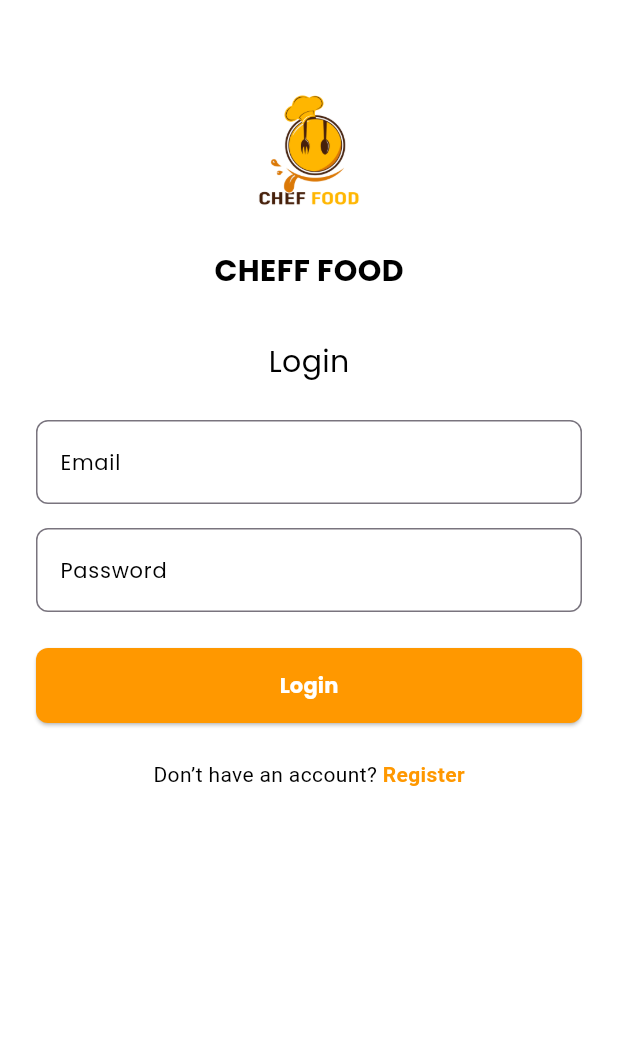
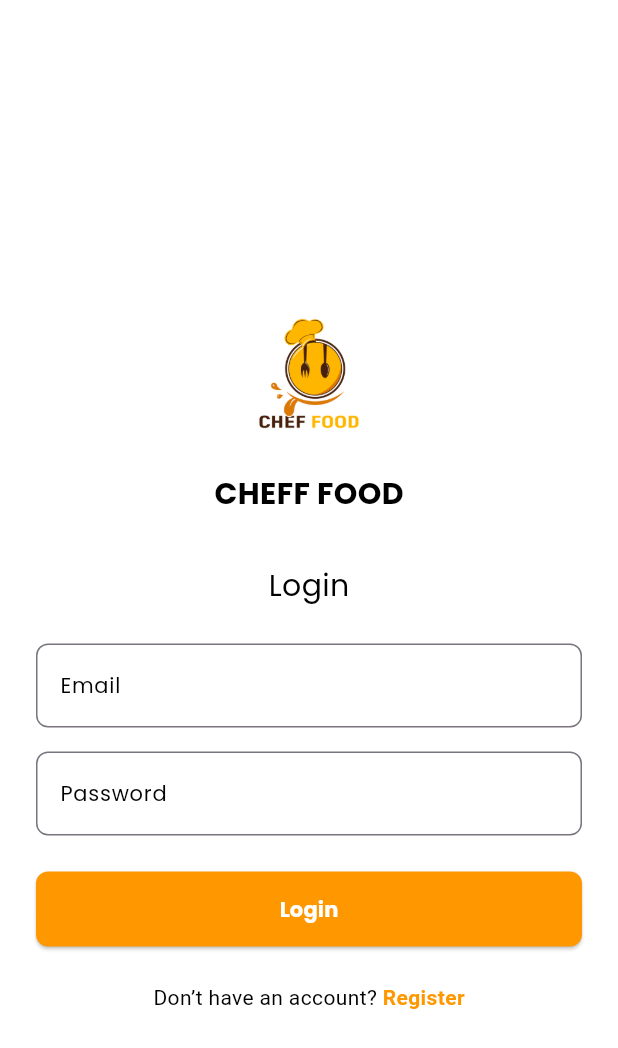
Before and after one commit to syahelel/e-pesan-resto, a Flutter app: the screen it shows after launch, after a tap on "Login", on a phone screen of 412 x 824 dp. Shown: the top 1048 px of the screen. Run offline on Flutter 3.47's test engine with Material 3 defaults, Android fonts, the phone set to English and light mode, and no system bars; our stand-ins replace awesome_dialog, flutter_spinkit, flutter_svg, get, internet_connection_checker, shared_preferences and 1 more; network calls fail.

Commit message:
add session login | completed user home page

```diff
--- a/lib/controllers/auth_controller.dart
+++ b/lib/controllers/auth_controller.dart
@@ -71,6 +71,7 @@ class AuthController {
           authState.authModel.value.name,
           authState.authModel.value.email,
           response.data.token,
+          authState.authModel.value.role.contains('admin') ? true : false
         );
 
       } catch (e) {
--- a/lib/controllers/home_controller.dart
+++ b/lib/controllers/home_controller.dart
@@ -23,19 +23,17 @@ class HomeController {
 
     if (checkConnectivity) {
       try {
-        print('sampe fetch');
         var result = await apiService.getAllProduct(token);
-        print("hasil print: ${result.data[0].name}");
 
         // Update on state
         userHomeState.fullProduct.value = result.data;
+        userHomeState.displayedProduct.value = result.data.where((value) => value.productTypesId == 1).toList();
         userHomeState.statusError.value = false;
         userHomeState.isLoading.value = false;
         userHomeState.statusSuccess.value = true;
 
 
       } catch (e) {
-            print("Gagal excep $e");
         userHomeState.statusError.value = true;
         userHomeState.isLoading.value = false;
         userHomeState.errorMessage.value = e.toString();
--- a/lib/controllers/session_controller.dart
+++ b/lib/controllers/session_controller.dart
@@ -1,15 +1,34 @@
 import 'dart:convert';
 
+import 'package:e_pesan_resto/presentation/authentication/auth_state.dart';
 import 'package:get/get.dart';
 import 'package:shared_preferences/shared_preferences.dart';
 
 class SessionController extends GetxController {
   static final SessionController _instance = SessionController._internal();
+  final authState = Get.put(AuthState());
 
   SessionController._internal();
 
   factory SessionController() {
     return _instance;
+  }
+  void initialCondition() async {
+    authState.isLoading.value = true;
+
+    getPreference();
+    await Future.delayed(Duration(seconds: 2));
+
+    if (session.value.token.isNotEmpty || session.value.token != '') {
+      if (session.value.isAdmin) {
+        authState.isLoading.value = false;
+        Get.offAllNamed('/admin -dashboard');
+      } else {
+        authState.isLoading.value = false;
+        Get.offAllNamed('/user-dashboard');
+      }
+    }
+    authState.isLoading.value = false;
   }
 
   var session = SessionModel(
@@ -17,13 +36,15 @@ class SessionController extends GetxController {
     name: '',
     email: '',
     token: '',
+    isAdmin: false,
   ).obs;
 
   Future<void> setPreference(
     int id,
     String name,
     String email,
-    String token
+    String token,
+    bool isAdmin,
   ) async {
     final accountSession = await SharedPreferences.getInstance();
     if (accountSession.containsKey('session')) {
@@ -35,6 +56,7 @@ class SessionController extends GetxController {
       'name': name.toString(),
       'email': email.toString(),
       'token': token.toString(),
+      'isAdmin': isAdmin.toString()
     });
 
     accountSession.setString('session', data);
@@ -53,7 +75,7 @@ class SessionController extends GetxController {
           name: data['name'],
           email: data['email'],
           token: data['token'],
-      );
+          isAdmin: bool.parse(data['isAdmin']));
       session.value = result;
     }
   }
@@ -64,11 +86,12 @@ class SessionModel {
   final String name;
   final String email;
   final String token;
+  final bool isAdmin;
 
-  SessionModel({
-    required this.id,
+  SessionModel(
+      {required this.id,
       required this.name,
       required this.email,
       required this.token,
-  });
+      required this.isAdmin});
 }
--- a/lib/domain/api_service_impl.dart
+++ b/lib/domain/api_service_impl.dart
@@ -80,7 +80,6 @@ class ApiServiceImpl implements ApiService {
 
      if (response.statusCode == 200) {
       final body = jsonDecode(response.body);
-      print('body: $body');
       // return ResponseModelList.fromJson(body);
       return ResponseModel.fromJsonList(body, (result) => ProductModel.fromJsonList(result));
     } else if (response.statusCode == 300) {
--- a/lib/global_utility/constant.dart
+++ b/lib/global_utility/constant.dart
@@ -1,3 +1,3 @@
 
 // For API Resource
-const BASEURL = 'https://c1e7-103-10-121-254.ngrok-free.app';
+const BASEURL = 'https://67ad-180-254-72-177.ngrok-free.app';
--- a/lib/main.dart
+++ b/lib/main.dart
@@ -3,7 +3,7 @@ import 'package:e_pesan_resto/presentation/homepage/admin_homepage.dart';
 import 'package:e_pesan_resto/presentation/homepage/user_homepage.dart';
 import 'package:e_pesan_resto/presentation/authentication/login_page.dart';
 import 'package:e_pesan_resto/presentation/authentication/register_page.dart';
-import 'package:e_pesan_resto/presentation/authentication/welcome.dart';
+import 'package:e_pesan_resto/welcome.dart';
 import 'package:flutter/material.dart';
 import 'package:get/get.dart';
 
--- a/lib/models/product_model.dart
+++ b/lib/models/product_model.dart
@@ -37,7 +37,7 @@ class ProductModel {
             deletedAt: json["deleted_at"],
             createdAt: DateTime.tryParse(json["created_at"])!,
             updatedAt: DateTime.tryParse(json["updated_at"])!,
-            rate: json['rate']
+            rate: json['rate'] is int ? (json['rate'] as int).toDouble() : json['rate'],
         );
     }
 
--- a/lib/presentation/authentication/login_page.dart
+++ b/lib/presentation/authentication/login_page.dart
@@ -65,7 +65,13 @@ class Loginpage extends StatelessWidget {
       body: SafeArea(
         child: Stack(
           children: [
-            SingleChildScrollView(
+            Positioned(
+              top: 0,
+              left: 0,
+              right: 0,
+              bottom: 0,
+              child: Center(
+                child: SingleChildScrollView(
                   padding: const EdgeInsets.symmetric(horizontal: 24.0),
                   child: Form(
                     key: _formKey,
@@ -207,6 +213,8 @@ class Loginpage extends StatelessWidget {
                     ),
                   ),
                 ),
+              ),
+            ),
             Obx(
               () {
                 if (authState.isLoading.value) {
--- a/lib/presentation/authentication/welcome.dart
+++ /dev/null
@@ -1,96 +0,0 @@
-import 'package:e_pesan_resto/theme/font_theme.dart';
-import 'package:flutter/material.dart';
-import 'package:get/get.dart';
-
-
-class Welcome extends StatelessWidget {
-  const Welcome ({super.key});
-
-  @override
-  Widget build(BuildContext context) {
-    return Scaffold(
-      backgroundColor: Colors.white,
-      body: SafeArea(
-        child: Center(
-          child: Column(
-            mainAxisAlignment: MainAxisAlignment.center,
-            children: [
-             Image.asset(
-                  'assets/images/display_logos.png',
-                  fit: BoxFit.contain,
-                  width: 300,
-                  height: 300,
-                ),
-              const SizedBox(height: 20),
-
-              // Welcome Text
-              Text(
-                "Welcome to CHEF FOOD",
-                style: bold20.copyWith(
-                  fontSize: 24,
-                )
-              ),
-              const SizedBox(height: 8),
-
-              // Subtitle Text
-              Text(
-                "Hidangan Lezat Berkualitas dan Bergizi",
-                style: regular14.copyWith(
-                  color: Colors.grey
-                )
-              ),
-              const SizedBox(height: 40),
-
-              // Register Button
-              SizedBox(
-                height: 50,
-                width: 300,
-                child: ElevatedButton(
-                  onPressed: () {
-                    Get.toNamed('/register');
-                  },
-                  style: ElevatedButton.styleFrom(
-                    backgroundColor: Colors.orange,
-                    shape: RoundedRectangleBorder(
-                      borderRadius: BorderRadius.circular(8),
-                    ),
-                  ),
-                  child: Text(
-                    "Register",
-                    style: regular14.copyWith(
-                      color: Colors.white,
-                      fontSize: 16
-                    ),
-                  ),
-                ),
-              ),
-              const SizedBox(height: 15),
-
-              // Login Button
-              SizedBox(
-                height: 50,
-                width: 300,
-                child: OutlinedButton(
-                  onPressed: () {
-                    Get.toNamed('/login');
-                  },
-                  style: OutlinedButton.styleFrom(
-                    shape: RoundedRectangleBorder(
-                      borderRadius: BorderRadius.circular(8),
-                    ),
-                  ),
-                  child: Text(
-                    "Login",
-                    style: regular14.copyWith(
-                      fontSize: 16
-                    ),
-                  ),
-                ),
-              ),
-            ],
-          ),
-        ),
-      ),
-    );
-  }
-}
--- a/lib/presentation/homepage/component/categories_tile.dart
+++ b/lib/presentation/homepage/component/categories_tile.dart
@@ -22,6 +22,7 @@ class CategoriesTile extends StatelessWidget {
         GestureDetector(
           onTap: () {
             cc.changeCategoryItem(id);
+            cc.onCategoryChanged();
           },
           child: Obx(
             () {
--- /dev/null
+++ b/lib/welcome.dart
@@ -0,0 +1,124 @@
+import 'package:e_pesan_resto/controllers/session_controller.dart';
+import 'package:e_pesan_resto/global_utility/widget.dart';
+import 'package:e_pesan_resto/presentation/authentication/auth_state.dart';
+import 'package:e_pesan_resto/theme/font_theme.dart';
+import 'package:flutter/material.dart';
+import 'package:get/get.dart';
+
+class Welcome extends StatefulWidget {
+  const Welcome({super.key});
+
+  @override
+  State<Welcome> createState() => _WelcomeState();
+}
+
+class _WelcomeState extends State<Welcome> {
+  final authState = Get.put(AuthState());
+  final sessionController = Get.put(SessionController());
+
+  @override
+  void initState() {
+    super.initState();
+    WidgetsBinding.instance.addPostFrameCallback((_) {
+      sessionController.initialCondition();
+    });
+  }
+
+  @override
+  Widget build(BuildContext context) {
+
+    return Scaffold(
+      backgroundColor: Colors.white,
+      body: SafeArea(
+        child: Stack(children: [
+          Positioned(
+            top: 0,
+            bottom: 0,
+            left: 0,
+            right: 0,
+            child: Center(
+              child: Column(
+                mainAxisAlignment: MainAxisAlignment.center,
+                children: [
+                  Image.asset(
+                    'assets/images/display_logos.png',
+                    fit: BoxFit.contain,
+                    width: 300,
+                    height: 300,
+                  ),
+                  const SizedBox(height: 20),
+
+                  // Welcome Text
+                  Text("Welcome to CHEF FOOD",
+                      style: bold20.copyWith(
+                        fontSize: 24,
+                      )),
+                  const SizedBox(height: 8),
+
+                  // Subtitle Text
+                  Text("Hidangan Lezat Berkualitas dan Bergizi",
+                      style: regular14.copyWith(color: Colors.grey)),
+                  const SizedBox(height: 40),
+
+                  // Register Button
+                  SizedBox(
+                    height: 50,
+                    width: 300,
+                    child: ElevatedButton(
+                      onPressed: () {
+                        Get.toNamed('/register');
+                      },
+                      style: ElevatedButton.styleFrom(
+                        backgroundColor: Colors.orange,
+                        shape: RoundedRectangleBorder(
+                          borderRadius: BorderRadius.circular(8),
+                        ),
+                      ),
+                      child: Text(
+                        "Register",
+                        style: regular14.copyWith(
+                            color: Colors.white, fontSize: 16),
+                      ),
+                    ),
+                  ),
+                  const SizedBox(height: 15),
+
+                  // Login Button
+                  SizedBox(
+                    height: 50,
+                    width: 300,
+                    child: OutlinedButton(
+                      onPressed: () {
+                        Get.toNamed('/login');
+                      },
+                      style: OutlinedButton.styleFrom(
+                        shape: RoundedRectangleBorder(
+                          borderRadius: BorderRadius.circular(8),
+                        ),
+                      ),
+                      child: Text(
+                        "Login",
+                        style: regular14.copyWith(fontSize: 16),
+                      ),
+                    ),
+                  ),
+                ],
+              ),
+            ),
+          ),
+          Obx(
+            () {
+              if (authState.isLoading.value) {
+                return Container(
+                  decoration: const BoxDecoration(color: Colors.black45),
+                  child: loadingWidget,
+                );
+              }
+              return Container();
+            },
+          ),
+        ]),
+      ),
+    );
+  }
+}
--- a/pubspec.yaml
+++ b/pubspec.yaml
@@ -17,6 +17,7 @@ dependencies:
   flutter_spinkit: ^5.2.1
   internet_connection_checker: ^0.0.1
   http: ^1.2.2
+  shimmer: ^3.0.0
 
 dev_dependencies:
   flutter_test:
```
Also changed, not shown: lib/global_component/search_component.dart (+2 -8 lines), lib/presentation/authentication/register_page.dart (+9 -3 lines), lib/presentation/homepage/component/menus_tile.dart (+12 -6 lines), lib/presentation/homepage/component/menus_tile_loading.dart (added, +83 -0 lines), lib/presentation/homepage/state/user_home_state.dart (+21 -4 lines), lib/presentation/homepage/user_homepage.dart (+42 -11 lines), pubspec.lock, 1 other file. Lines whose indentation alone changed are shown as unchanged.
